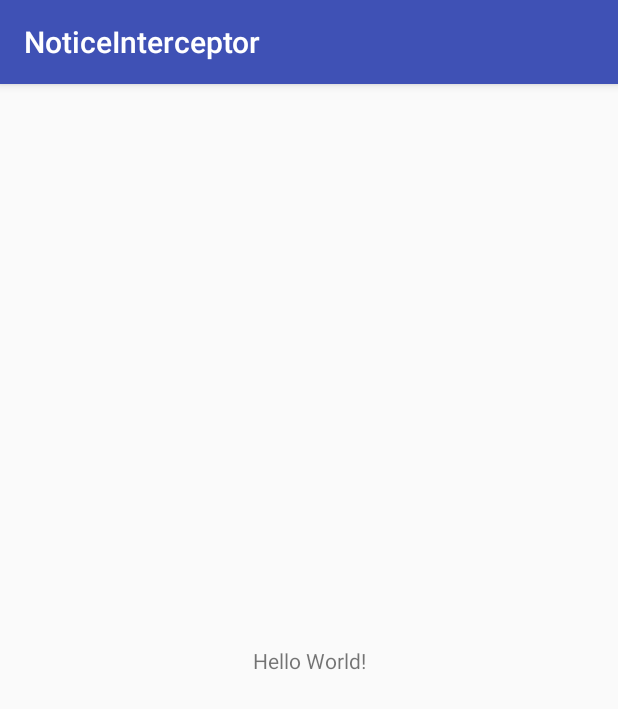
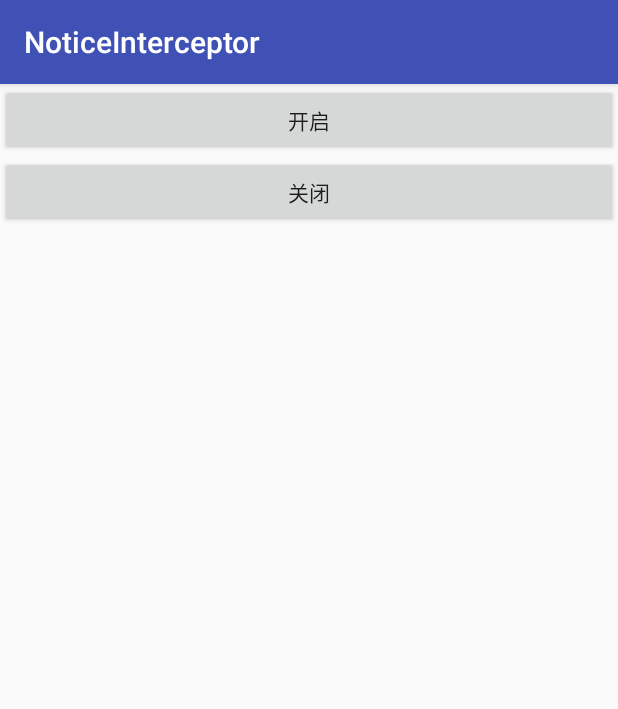
Before and after one commit to torkuds/NoticeInterceptor, an Android app: the screen it shows after launch (MainActivity), on a phone screen of 412 x 824 dp. Shown: the top 709 px of the screen. Run offline under Robolectric (Android 15) with nearby library versions, the phone set to English and light mode, and no system bars.

Commit message:
通知监听服务类

```diff
--- a/app/src/main/java/com/torkuds/noticeinterceptor/MainActivity.java
+++ b/app/src/main/java/com/torkuds/noticeinterceptor/MainActivity.java
@@ -1,13 +1,73 @@
 package com.torkuds.noticeinterceptor;
 
+import android.content.ComponentName;
+import android.content.Intent;
+import android.provider.Settings;
 import android.support.v7.app.AppCompatActivity;
 import android.os.Bundle;
+import android.text.TextUtils;
+import android.view.View;
+import android.widget.Button;
+import android.widget.Toast;
 
 public class MainActivity extends AppCompatActivity {
+
+    private Intent intent;
 
     @Override
     protected void onCreate(Bundle savedInstanceState) {
         super.onCreate(savedInstanceState);
         setContentView(R.layout.activity_main);
+
+        intent = new Intent(MainActivity.this, NotificationInterceptorService.class);
+
+        // 通知栏监控器开关
+        Button notificationMonitorOnBtn = (Button)findViewById(R.id.notification_monitor_on_btn);
+        notificationMonitorOnBtn.setOnClickListener(new View.OnClickListener() {
+            @Override
+            public void onClick(View v) {
+                //
+                if (!isEnabled()) {
+                    startActivity(new Intent("android.settings.ACTION_NOTIFICATION_LISTENER_SETTINGS"));
+                } else {
+                    Toast toast = Toast.makeText(getApplicationContext(), "监控器开关已打开", Toast.LENGTH_SHORT);
+                    toast.show();
+//                    startService(intent);
+                }
+            }
+        });
+
+        Button notificationMonitorOffBtn = (Button)findViewById(R.id.notification_monitor_off_btn);
+        notificationMonitorOffBtn.setOnClickListener(new View.OnClickListener() {
+            @Override
+            public void onClick(View v) {
+                //
+                if (isEnabled()) {
+                    startActivity(new Intent("android.settings.ACTION_NOTIFICATION_LISTENER_SETTINGS"));
+                } else {
+                    Toast toast = Toast.makeText(getApplicationContext(), "监控器开关已关闭", Toast.LENGTH_SHORT);
+                    toast.show();
+//                    stopService(intent);
+                }
+            }
+        });
+    }
+
+    // 判断是否打开了通知监听权限
+    private boolean isEnabled() {
+        String pkgName = getPackageName();
+        final String flat = Settings.Secure.getString(getContentResolver(), "enabled_notification_listeners");
+        if (!TextUtils.isEmpty(flat)) {
+            final String[] names = flat.split(":");
+            for (int i = 0; i < names.length; i++) {
+                final ComponentName cn = ComponentName.unflattenFromString(names[i]);
+                if (cn != null) {
+                    if (TextUtils.equals(pkgName, cn.getPackageName())) {
+                        return true;
+                    }
+                }
+            }
+        }
+        return false;
     }
 }
--- a/app/src/main/res/layout/activity_main.xml
+++ b/app/src/main/res/layout/activity_main.xml
@@ -1,19 +1,22 @@
 <?xml version="1.0" encoding="utf-8"?>
-<android.support.constraint.ConstraintLayout
+<LinearLayout
     xmlns:android="http://schemas.android.com/apk/res/android"
     xmlns:tools="http://schemas.android.com/tools"
-    xmlns:app="http://schemas.android.com/apk/res-auto"
     android:layout_width="match_parent"
     android:layout_height="match_parent"
+    android:orientation="vertical"
     tools:context="com.torkuds.noticeinterceptor.MainActivity">
 
-    <TextView
-        android:layout_width="wrap_content"
+    <Button
+        android:id="@+id/notification_monitor_on_btn"
+        android:layout_width="match_parent"
         android:layout_height="wrap_content"
-        android:text="Hello World!"
-        app:layout_constraintBottom_toBottomOf="parent"
-        app:layout_constraintLeft_toLeftOf="parent"
-        app:layout_constraintRight_toRightOf="parent"
-        app:layout_constraintTop_toTopOf="parent" />
+        android:text="开启" />
 
-</android.support.constraint.ConstraintLayout>
+    <Button
+        android:id="@+id/notification_monitor_off_btn"
+        android:layout_width="match_parent"
+        android:layout_height="wrap_content"
+        android:text="关闭" />
+
+</LinearLayout>
```
Also changed, not shown: app/src/main/AndroidManifest.xml (+18 -3 lines), app/src/main/java/com/torkuds/noticeinterceptor/NotificationInterceptorService.java (added, +41 -0 lines).
